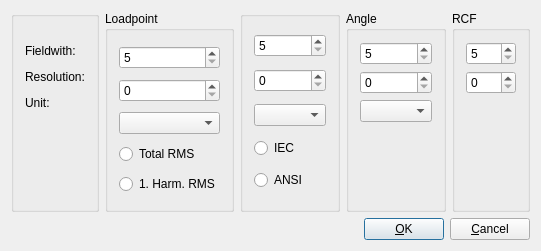
Qt form wm-common/gui/wmmeasconfigbase.ui (ZeraGmbH/wm-project) before a commit.
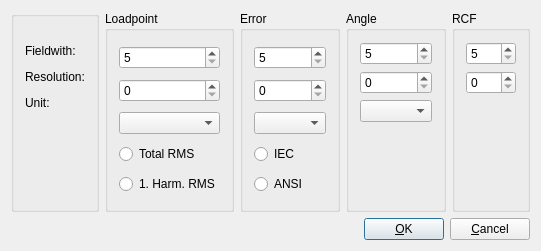
The same form after that commit.

Commit message: adds title error to wmmeasconfigbase.ui and translations

What changed in the file:
```diff
--- a/wm-common/gui/wmmeasconfigbase.ui
+++ b/wm-common/gui/wmmeasconfigbase.ui
@@ -207,6 +207,9 @@
      </item>
      <item>
       <widget class="QGroupBox" name="ErrgroupBox">
+       <property name="title">
+        <string>Error</string>
+       </property>
        <layout class="QVBoxLayout">
         <item>
          <widget class="QSpinBox" name="ErrspinBoxFW">
```
The commit also changes 5 other files.
